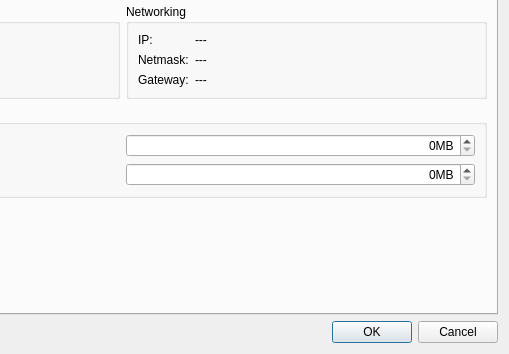
QubesOS/qubes-manager, file ui/settingsdlg.ui: the form before one commit; both pictures show x 264 to 773 and y 219 to 573 of the 773 by 573 pixel window.
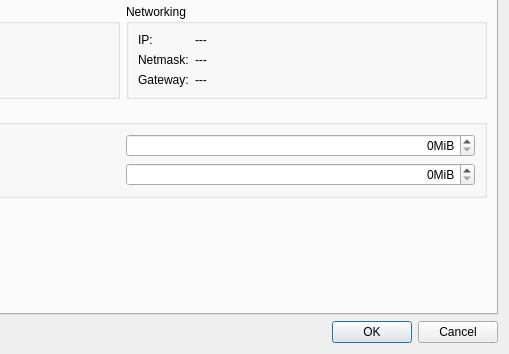
The form after the commit. Icons and pictures are not drawn.

Commit message:
settings: fix volume resize
- use MiB instead of MB
- do not allow root volume resize for template-based VMs
- do not resize if nothing was changed (use int, not float)

The edit to the form file:
```diff
--- a/ui/settingsdlg.ui
+++ b/ui/settingsdlg.ui
@@ -112,7 +112,7 @@
                <set>Qt::AlignRight|Qt::AlignTrailing|Qt::AlignVCenter</set>
               </property>
               <property name="suffix">
-               <string>MB</string>
+               <string>MiB</string>
               </property>
               <property name="maximum">
                <number>1048576</number>
@@ -131,7 +131,7 @@
                <set>Qt::AlignRight|Qt::AlignTrailing|Qt::AlignVCenter</set>
               </property>
               <property name="suffix">
-               <string>MB</string>
+               <string>MiB</string>
               </property>
               <property name="minimum">
                <number>0</number>
```
The commit also changes 1 other file.
